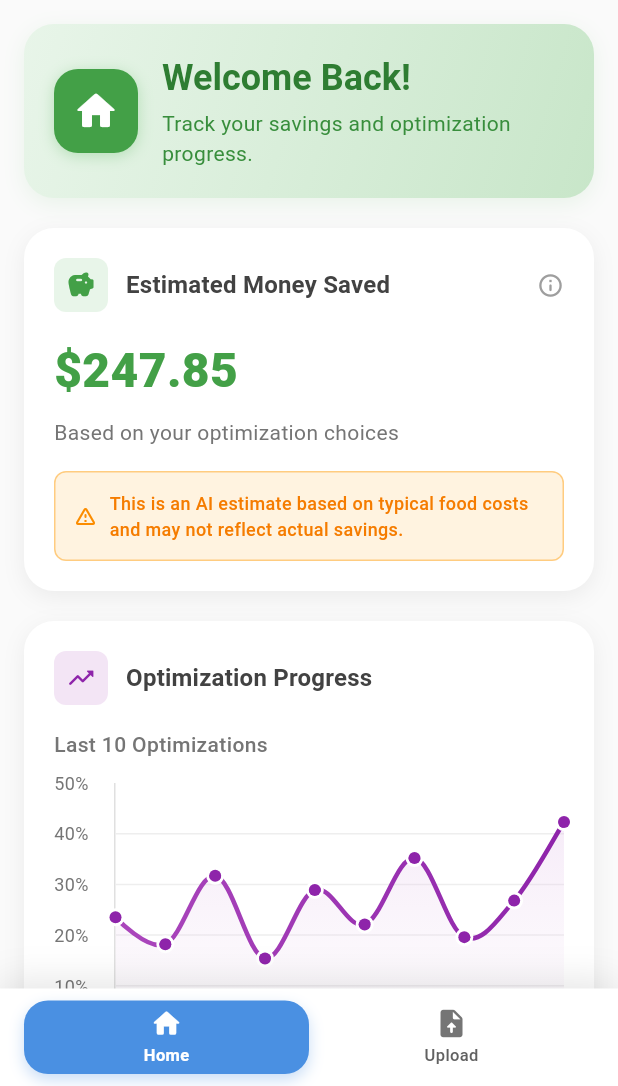
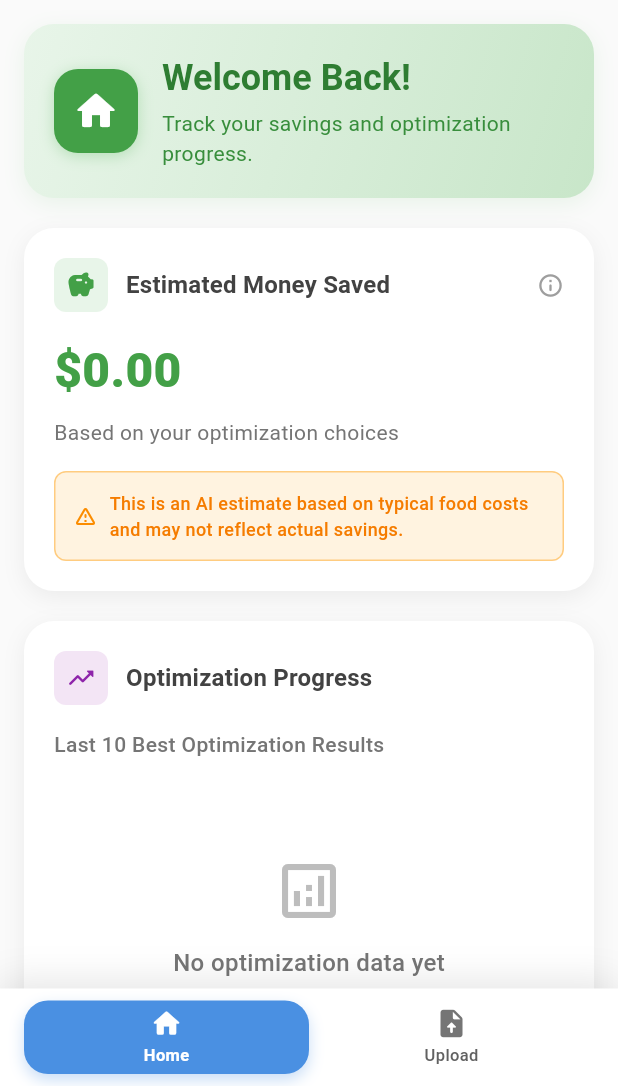
Before and after one commit to DavidGreigQC/PennApps2025, a Flutter app: the HomeScreen screen opened by its route, after a tap on "Home", on a phone screen of 412 x 824 dp, the part 150-1236 px from its top. Run offline on Flutter 3.47's test engine with Material 3 defaults, Android fonts, the light colour scheme and no system bars; drawn by our look-alikes of fl_chart; our stand-ins replace camera, file_picker, google_generative_ai, image_picker, shared_preferences; missing offline and left inert: auth0_flutter, fuzzywuzzy, google_ml_kit, mongo_dart, syncfusion_flutter_pdf; accounts and stored records are empty.

Commit message:
fixed ai estimate, created optimizaiton graph logic, created estimated money saved logic

```diff
--- a/lib/screens/welcome_screen.dart
+++ b/lib/screens/welcome_screen.dart
@@ -4,6 +4,8 @@ import 'package:provider/provider.dart';
 import 'home_screen.dart';
 import '../services/menu_optimization_service.dart';
 import '../services/theme_service.dart';
+import '../services/optimization_progress_service.dart';
+import '../services/money_savings_service.dart';
 import '../widgets/settings_popup.dart';
 
 class WelcomeScreen extends StatefulWidget {
@@ -16,14 +18,41 @@ class WelcomeScreen extends StatefulWidget {
 class _WelcomeScreenState extends State<WelcomeScreen> with AutomaticKeepAliveClientMixin {
   final int _currentPage = 0; // Always 0 for home page
 
-  // Hard-coded data for demo
-  final double estimatedSavings = 247.85;
-  final List<double> last10OptimizationPercents = [
-    23.5, 18.2, 31.7, 15.4, 28.9, 22.1, 35.2, 19.6, 26.8, 42.3
-  ];
+  double _estimatedSavings = 0.0;
+  List<double> _optimizationPercents = [];
+  bool _isLoadingData = true;
 
   @override
   bool get wantKeepAlive => true;
+
+  @override
+  void initState() {
+    super.initState();
+    _loadOptimizationData();
+  }
+
+  Future<void> _loadOptimizationData() async {
+    try {
+      final optimizationData = await OptimizationProgressService.instance.getOptimizationHistory();
+      final savingsData = await MoneySavingsService.instance.getTotalSavings();
+
+      if (mounted) {
+        setState(() {
+          _optimizationPercents = optimizationData;
+          _estimatedSavings = savingsData;
+          _isLoadingData = false;
+        });
+      }
+    } catch (e) {
+      if (mounted) {
+        setState(() {
+          _optimizationPercents = [];
+          _estimatedSavings = 0.0;
+          _isLoadingData = false;
+        });
+      }
+    }
+  }
 
   @override
   Widget build(BuildContext context) {
@@ -246,7 +275,7 @@ class _WelcomeScreenState extends State<WelcomeScreen> with AutomaticKeepAliveCl
                       ),
                       const SizedBox(height: 16),
                       Text(
-                        '\$${estimatedSavings.toStringAsFixed(2)}',
+                        '\$${_estimatedSavings.toStringAsFixed(2)}',
                         style: TextStyle(
                           fontSize: 32,
                           fontWeight: FontWeight.w800,
@@ -373,7 +402,7 @@ class _WelcomeScreenState extends State<WelcomeScreen> with AutomaticKeepAliveCl
                       ),
                       const SizedBox(height: 16),
                       Text(
-                        'Last 10 Optimizations',
+                        'Last 10 Best Optimization Results',
                         style: TextStyle(
                           color: themeService.isDarkMode
                               ? Colors.white60
@@ -385,7 +414,44 @@ class _WelcomeScreenState extends State<WelcomeScreen> with AutomaticKeepAliveCl
                       const SizedBox(height: 16),
                       SizedBox(
                         height: 200,
-                        child: LineChart(
+                        child: _optimizationPercents.isEmpty
+                            ? Center(
+                                child: Column(
+                                  mainAxisAlignment: MainAxisAlignment.center,
+                                  children: [
+                                    Icon(
+                                      Icons.analytics_outlined,
+                                      size: 48,
+                                      color: themeService.isDarkMode
+                                          ? Colors.white30
+                                          : Colors.grey[400],
+                                    ),
+                                    const SizedBox(height: 12),
+                                    Text(
+                                      'No optimization data yet',
+                                      style: TextStyle(
+                                        color: themeService.isDarkMode
+                                            ? Colors.white60
+                                            : Colors.grey[600],
+                                        fontSize: 16,
+                                        fontWeight: FontWeight.w500,
+                                      ),
+                                    ),
+                                    const SizedBox(height: 4),
+                                    Text(
+                                      'Complete an optimization to see your progress',
+                                      style: TextStyle(
+                                        color: themeService.isDarkMode
+                                            ? Colors.white.withValues(alpha: 0.4)
+                                            : Colors.grey[500],
+                                        fontSize: 12,
+                                      ),
+                                      textAlign: TextAlign.center,
+                                    ),
+                                  ],
+                                ),
+                              )
+                            : LineChart(
                           LineChartData(
                             lineTouchData: LineTouchData(
                               touchTooltipData: LineTouchTooltipData(
@@ -480,12 +546,12 @@ class _WelcomeScreenState extends State<WelcomeScreen> with AutomaticKeepAliveCl
                               ),
                             ),
                             minX: 0,
-                            maxX: 9,
+                            maxX: _optimizationPercents.length > 1 ? (_optimizationPercents.length - 1).toDouble() : 9,
                             minY: 0,
-                            maxY: 50,
+                            maxY: _optimizationPercents.isEmpty ? 50 : (_optimizationPercents.reduce((a, b) => a > b ? a : b) * 1.2).clamp(10, double.infinity),
                             lineBarsData: [
                               LineChartBarData(
-                                spots: last10OptimizationPercents.asMap().entries.map((e) {
+                                spots: _optimizationPercents.asMap().entries.map((e) {
                                   return FlSpot(e.key.toDouble(), e.value);
                                 }).toList(),
                                 isCurved: true,
@@ -555,7 +621,7 @@ class _WelcomeScreenState extends State<WelcomeScreen> with AutomaticKeepAliveCl
                                 ),
                               ),
                               Text(
-                                '${(last10OptimizationPercents.reduce((a, b) => a + b) / last10OptimizationPercents.length).toStringAsFixed(1)}%',
+                                '${_optimizationPercents.isEmpty ? "0.0" : (_optimizationPercents.reduce((a, b) => a + b) / _optimizationPercents.length).toStringAsFixed(1)}%',
                                 style: TextStyle(
                                   fontWeight: FontWeight.w600,
                                   color: themeService.isDarkMode
@@ -579,7 +645,7 @@ class _WelcomeScreenState extends State<WelcomeScreen> with AutomaticKeepAliveCl
                                 ),
                               ),
                               Text(
-                                '${last10OptimizationPercents.reduce((a, b) => a > b ? a : b).toStringAsFixed(1)}%',
+                                '${_optimizationPercents.isEmpty ? "0.0" : _optimizationPercents.reduce((a, b) => a > b ? a : b).toStringAsFixed(1)}%',
                                 style: TextStyle(
                                   fontWeight: FontWeight.w600,
                                   color: themeService.isDarkMode
@@ -600,7 +666,17 @@ class _WelcomeScreenState extends State<WelcomeScreen> with AutomaticKeepAliveCl
           ),
         ),
       ),
-      bottomNavigationBar: _buildBottomNavigation(),
+      bottomNavigationBar: Consumer<MenuOptimizationService>(
+        builder: (context, service, child) {
+          // Refresh optimization data when optimization completes
+          if (!service.isProcessing && service.results.isNotEmpty && !_isLoadingData) {
+            WidgetsBinding.instance.addPostFrameCallback((_) {
+              _loadOptimizationData();
+            });
+          }
+          return _buildBottomNavigation();
+        },
+      ),
     );
   }
 
--- a/lib/services/menu_optimization_service.dart
+++ b/lib/services/menu_optimization_service.dart
@@ -6,6 +6,8 @@ import '../models/optimization_result.dart';
 import 'ocr_service.dart';
 import 'nutritional_data_service.dart';
 import 'optimization_engine.dart';
+import 'optimization_progress_service.dart';
+import 'money_savings_service.dart';
 
 class MenuOptimizationService extends ChangeNotifier {
   bool _isProcessing = false;
@@ -88,6 +90,11 @@ class MenuOptimizationService extends ChangeNotifier {
       _results = _validateRecommendations(_results);
 
       _status = 'Analysis complete! Found ${_results.length} optimal recommendations.';
+
+      // Track optimization progress and calculate savings
+      await _trackOptimizationProgress();
+      await _calculateAndTrackSavings();
+
       notifyListeners();
 
     } catch (e) {
@@ -189,4 +196,45 @@ class MenuOptimizationService extends ChangeNotifier {
         .replaceAll(RegExp(r'[^\w\s]'), '') // Remove special characters
         .replaceAll(RegExp(r'\s+'), ' '); // Normalize whitespace
   }
+
+  /// Track optimization progress for the graph
+  Future<void> _trackOptimizationProgress() async {
+    try {
+      if (_results.isNotEmpty) {
+        // Find the highest optimization score from results
+        double highestScore = 0.0;
+        for (OptimizationResult result in _results) {
+          if (result.optimizationScore > highestScore) {
+            highestScore = result.optimizationScore;
+          }
+        }
+        double optimizationPercentage = (highestScore * 100).clamp(0.0, 100.0);
+
+        // Save to optimization progress service
+        await OptimizationProgressService.instance.addOptimizationResult(optimizationPercentage);
+
+        debugPrint('📈 Optimization progress tracked (highest): ${optimizationPercentage.toStringAsFixed(1)}%');
+      }
+    } catch (e) {
+      debugPrint('Error tracking optimization progress: $e');
+    }
+  }
+
+  /// Calculate and track estimated money savings
+  Future<void> _calculateAndTrackSavings() async {
+    try {
+      if (_results.isNotEmpty && _extractedItems.isNotEmpty) {
+        // Calculate savings from this optimization session
+        double sessionSavings = await MoneySavingsService.instance.addOptimizationSavings(_results, _extractedItems);
+
+        debugPrint('💰 Estimated savings from this optimization: \$${sessionSavings.toStringAsFixed(2)}');
+
+        // Get total savings for logging
+        double totalSavings = await MoneySavingsService.instance.getTotalSavings();
+        debugPrint('💰 Total estimated savings: \$${totalSavings.toStringAsFixed(2)}');
+      }
+    } catch (e) {
+      debugPrint('Error calculating savings: $e');
+    }
+  }
 }
--- /dev/null
+++ b/lib/services/money_savings_service.dart
@@ -0,0 +1,93 @@
+import 'package:shared_preferences/shared_preferences.dart';
+import '../models/optimization_result.dart';
+import '../models/menu_item.dart';
+
+class MoneySavingsService {
+  static const String _totalSavingsKey = 'total_money_saved';
+  static const String _savingsHistoryKey = 'savings_history';
+
+  static MoneySavingsService? _instance;
+  static MoneySavingsService get instance => _instance ??= MoneySavingsService._();
+
+  MoneySavingsService._();
+
+  /// Get total estimated money saved across all optimizations
+  Future<double> getTotalSavings() async {
+    try {
+      final prefs = await SharedPreferences.getInstance();
+      return prefs.getDouble(_totalSavingsKey) ?? 0.0;
+    } catch (e) {
+      return 0.0;
+    }
+  }
+
+  /// Calculate and add savings from a new optimization session
+  Future<double> addOptimizationSavings(List<OptimizationResult> results, List<MenuItem> originalItems) async {
+    if (results.isEmpty || originalItems.isEmpty) return 0.0;
+
+    try {
+      // Calculate savings using AI-based estimation
+      double sessionSavings = _calculateOptimizationSavings(results, originalItems);
+
+      // Add to total savings
+      double currentTotal = await getTotalSavings();
+      double newTotal = currentTotal + sessionSavings;
+
+      final prefs = await SharedPreferences.getInstance();
+      await prefs.setDouble(_totalSavingsKey, newTotal);
+
+      return sessionSavings;
+    } catch (e) {
+      return 0.0;
+    }
+  }
+
+  /// Simple price-per-calorie based savings calculation
+  double _calculateOptimizationSavings(List<OptimizationResult> results, List<MenuItem> originalItems) {
+    if (results.isEmpty) return 0.0;
+
+    // Pre-coded average: $0.015 per calorie (typical restaurant pricing)
+    const double averagePricePerCalorie = 0.015;
+
+    // Find the highest scoring optimized item
+    OptimizationResult bestResult = results.reduce((a, b) =>
+        a.optimizationScore > b.optimizationScore ? a : b);
+
+    MenuItem bestItem = bestResult.menuItem;
+
+    // Skip if item doesn't have valid calories data
+    if (bestItem.calories == null || bestItem.calories! <= 0) return 0.0;
+
+    // Calculate what this item "should" cost based on average pricing
+    double expectedPrice = bestItem.calories! * averagePricePerCalorie;
+
+    // Calculate savings: what you'd expect to pay - what you actually pay
+    double savings = expectedPrice - bestItem.price;
+
+    // Only add positive savings (don't subtract money if item is expensive)
+    return savings > 0 ? savings : 0.0;
+  }
+
+
+  /// Reset savings (for testing purposes)
+  Future<void> resetSavings() async {
+    try {
+      final prefs = await SharedPreferences.getInstance();
+      await prefs.remove(_totalSavingsKey);
+      await prefs.remove(_savingsHistoryKey);
+    } catch (e) {
+      // Silent fail
+    }
+  }
+
+  /// Get savings statistics
+  Future<Map<String, double>> getSavingsStats() async {
+    double total = await getTotalSavings();
+
+    return {
+      'total': total,
+      'monthly_estimate': total > 0 ? total * 0.8 : 0.0, // Assume current total represents ~1.25 months
+      'yearly_projection': total > 0 ? total * 9.6 : 0.0, // Project to full year
+    };
+  }
+}
--- a/lib/services/nutritional_data_service.dart
+++ b/lib/services/nutritional_data_service.dart
@@ -17,7 +17,7 @@ class NutritionalDataService {
 
       if (apiKey != null && apiKey.isNotEmpty && apiKey != 'YOUR_GEMINI_API_KEY') {
         _geminiModel = GenerativeModel(
-          model: 'gemini-pro',
+          model: 'gemini-1.5-flash',
           apiKey: apiKey,
         );
         debugPrint('✅ Gemini AI initialized for nutrition estimation');
--- /dev/null
+++ b/lib/services/optimization_progress_service.dart
@@ -0,0 +1,104 @@
+import 'package:shared_preferences/shared_preferences.dart';
+import 'dart:convert';
+
+class OptimizationProgressService {
+  static const String _progressKey = 'optimization_progress_data';
+  static const int _maxHistoryLength = 10;
+
+  static OptimizationProgressService? _instance;
+  static OptimizationProgressService get instance => _instance ??= OptimizationProgressService._();
+
+  OptimizationProgressService._();
+
+  /// Get the last 10 highest optimization percentages
+  Future<List<double>> getOptimizationHistory() async {
+    try {
+      final prefs = await SharedPreferences.getInstance();
+      final progressJson = prefs.getString(_progressKey);
+
+      if (progressJson == null) {
+        return []; // Return empty list if no history exists
+      }
+
+      final List<dynamic> progressData = json.decode(progressJson);
+      return progressData.map((e) => e as double).toList();
+    } catch (e) {
+      return []; // Return empty list on error
+    }
+  }
+
+  /// Add a new highest optimization percentage to the history
+  Future<void> addOptimizationResult(double optimizationPercentage) async {
+    try {
+      final prefs = await SharedPreferences.getInstance();
+      List<double> currentHistory = await getOptimizationHistory();
+
+      // Add new result to the end
+      currentHistory.add(optimizationPercentage);
+
+      // Keep only the last 10 results
+      if (currentHistory.length > _maxHistoryLength) {
+        currentHistory = currentHistory.sublist(currentHistory.length - _maxHistoryLength);
+      }
+
+      // Save updated history
+      final progressJson = json.encode(currentHistory);
+      await prefs.setString(_progressKey, progressJson);
+    } catch (e) {
+      print('Error saving optimization result: $e');
+    }
+  }
+
+  /// Calculate highest optimization percentage from results
+  /// Returns the best (highest) optimization score as a percentage
+  double calculateOptimizationPercentage(List<dynamic> results) {
+    if (results.isEmpty) return 0.0;
+
+    // Find the highest optimization score and convert to percentage
+    // Assuming optimization scores are between 0 and 1
+    double highestScore = 0.0;
+    for (var result in results) {
+      if (result != null && result.optimizationScore != null) {
+        if (result.optimizationScore > highestScore) {
+          highestScore = result.optimizationScore;
+        }
+      }
+    }
+
+    // Convert to percentage (multiply by 100)
+    return (highestScore * 100).clamp(0.0, 100.0);
+  }
+
+  /// Reset optimization history (for testing purposes)
+  Future<void> resetHistory() async {
+    try {
+      final prefs = await SharedPreferences.getInstance();
+      await prefs.remove(_progressKey);
+    } catch (e) {
+      print('Error resetting optimization history: $e');
+    }
+  }
+
+  /// Get statistics about the optimization history
+  Future<Map<String, double>> getOptimizationStats() async {
+    final history = await getOptimizationHistory();
+
+    if (history.isEmpty) {
+      return {
+        'average': 0.0,
+        'best': 0.0,
+        'latest': 0.0,
+      };
+    }
+
+    double average = history.reduce((a, b) => a + b) / history.length;
+    double best = history.reduce((a, b) => a > b ? a : b);
+    double latest = history.last;
+
+    return {
+      'average': average,
+      'best': best,
+      'latest': latest,
+    };
+  }
+}
--- a/pubspec.yaml
+++ b/pubspec.yaml
@@ -81,6 +81,7 @@ dependencies:
   google_generative_ai: ^0.2.2
   camera: ^0.10.5+5
   auth0_flutter: ^1.13.0
+  flutter_dotenv: ^6.0.0
 
 dev_dependencies:
   flutter_test:
```
Also changed, not shown: lib/services/demo_data_service.dart (deleted, +0 -136 lines), lib/services/ocr_service.dart (+46 -18 lines), lib/widgets/results_display_widget.dart (+31 -3 lines), pubspec.lock.
